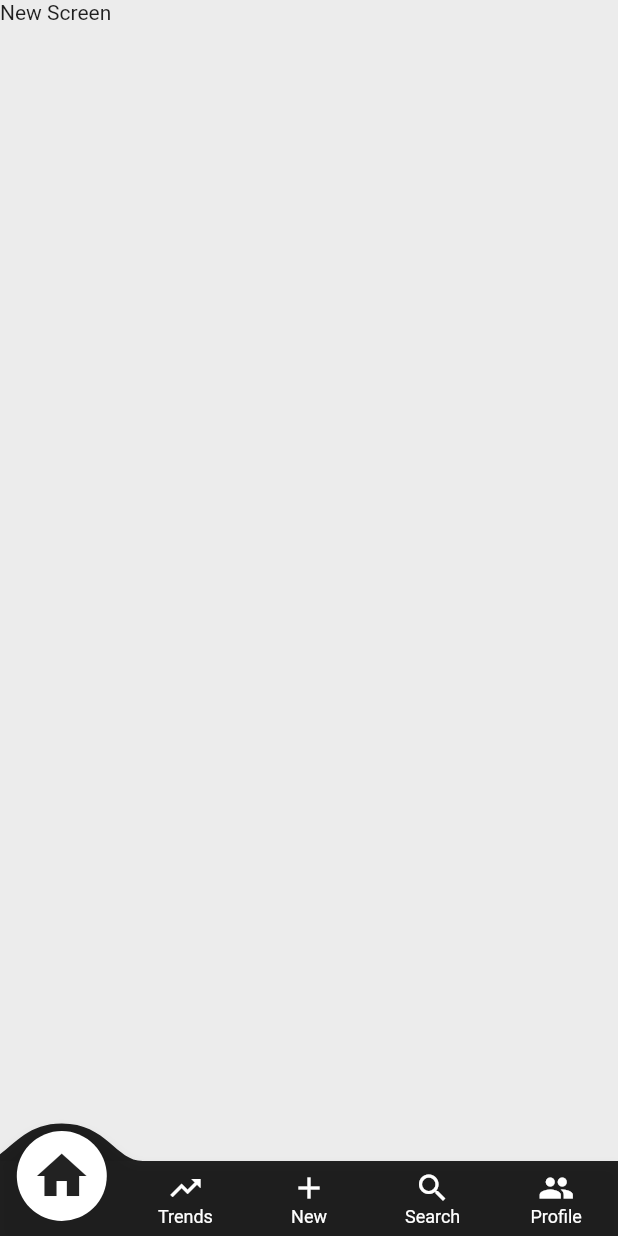
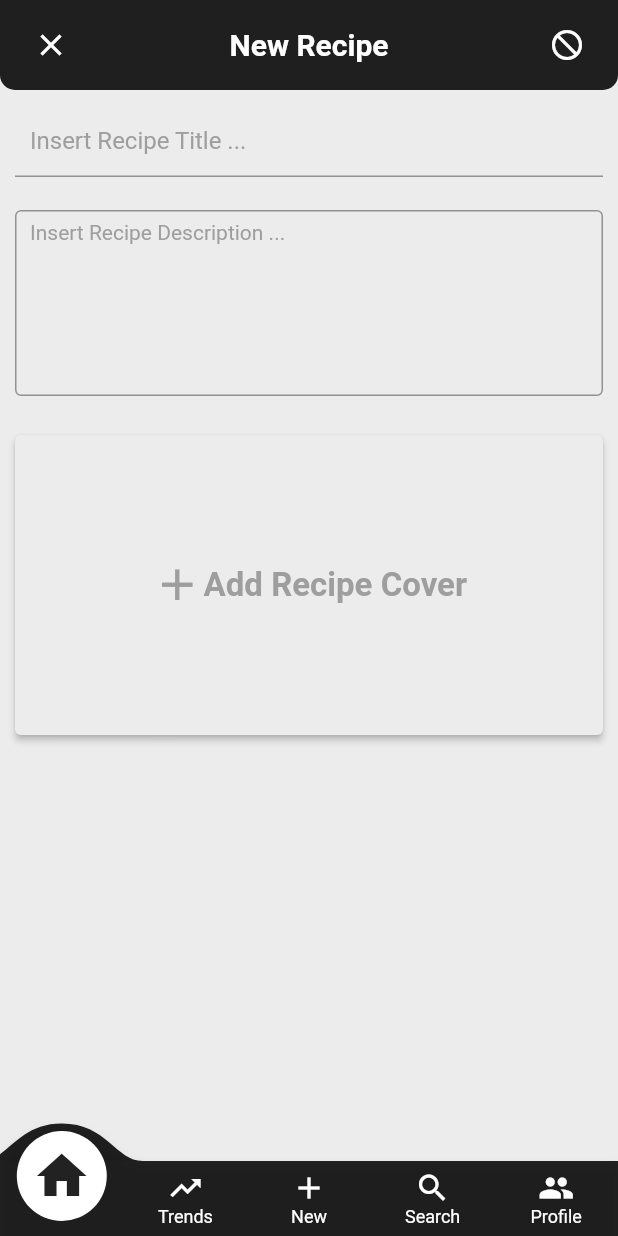
Before and after one commit to kahtooei/sharecipe, a Flutter app: the screen it shows after launch, swiped to page 3, on a phone screen of 412 x 824 dp. Run offline on Flutter 3.47's test engine with Material 2 defaults, Android fonts, the light colour scheme and no system bars; drawn by our look-alikes of convex_bottom_bar; our stand-ins replace bloc, equatable, file_picker, flutter_bloc, get_it, shared_preferences; network calls fail.

Commit message:
add new recipe p1

```diff
--- /dev/null
+++ b/lib/core/params/category_params.dart
@@ -0,0 +1,6 @@
+class CategoryParams {
+  final int id;
+  final String name;
+  final String cover;
+  CategoryParams({required this.id, required this.name, required this.cover});
+}
--- /dev/null
+++ b/lib/feature/new/domain/entities/ingredient_entity.dart
@@ -0,0 +1,11 @@
+import 'package:equatable/equatable.dart';
+
+abstract class IngredientEntity extends Equatable {
+  int? id;
+  String? name;
+  String? description;
+  String? cover;
+  int? category;
+  IngredientEntity(
+      {this.id, this.name, this.description, this.cover, this.category});
+}
--- /dev/null
+++ b/lib/feature/new/presentation/bloc/new_bloc_bloc.dart
@@ -0,0 +1,31 @@
+import 'package:bloc/bloc.dart';
+import 'package:equatable/equatable.dart';
+import 'package:sharecipe/feature/new/domain/entities/ingredient_entity.dart';
+
+part 'new_bloc_event.dart';
+part 'new_bloc_state.dart';
+
+class NewBlocBloc extends Bloc<NewBlocEvent, NewBlocState> {
+  NewBlocBloc()
+      : super(const NewBlocState(
+            selectedImgPath: '',
+            title: '',
+            description: '',
+            ingredientsList: [],
+            selectedIngredients: [])) {
+    on<NewBlocEvent>((event, emit) {
+      switch (event.runtimeType) {
+        case updateTitle:
+          emit(state.copyWith(newTitle: (event as updateTitle).title));
+          break;
+        case updateDescription:
+          emit(state.copyWith(
+              newDescription: (event as updateDescription).description));
+          break;
+        case updateSelectedImg:
+          emit(state.copyWith(newImgPath: (event as updateSelectedImg).path));
+          break;
+      }
+    });
+  }
+}
--- /dev/null
+++ b/lib/feature/new/presentation/bloc/new_bloc_event.dart
@@ -0,0 +1,28 @@
+part of 'new_bloc_bloc.dart';
+
+abstract class NewBlocEvent extends Equatable {
+  const NewBlocEvent();
+
+  @override
+  List<Object> get props => [];
+}
+
+class updateTitle extends NewBlocEvent {
+  final String title;
+  updateTitle(this.title);
+}
+
+class updateDescription extends NewBlocEvent {
+  final String description;
+  updateDescription(this.description);
+}
+
+class updateSelectedImg extends NewBlocEvent {
+  final String path;
+  updateSelectedImg(this.path);
+}
+
+class getIngredientCategory extends NewBlocEvent {
+  final int categoryID;
+  getIngredientCategory({required this.categoryID});
+}
--- /dev/null
+++ b/lib/feature/new/presentation/bloc/new_bloc_state.dart
@@ -0,0 +1,41 @@
+part of 'new_bloc_bloc.dart';
+
+class NewBlocState extends Equatable {
+  final String selectedImgPath;
+  final String title;
+  final String description;
+  final List<IngredientEntity> ingredientsList;
+  final List<IngredientEntity> selectedIngredients;
+  const NewBlocState({
+    required this.selectedImgPath,
+    required this.title,
+    required this.description,
+    required this.ingredientsList,
+    required this.selectedIngredients,
+  });
+
+  NewBlocState copyWith({
+    String? newImgPath,
+    String? newTitle,
+    String? newDescription,
+    List<IngredientEntity>? ingredients,
+    List<IngredientEntity>? selected_ingredients,
+  }) {
+    return NewBlocState(
+        selectedImgPath: newImgPath ?? selectedImgPath,
+        title: newTitle ?? title,
+        description: newDescription ?? description,
+        ingredientsList: ingredients ?? ingredientsList,
+        selectedIngredients: selected_ingredients ?? selectedIngredients);
+  }
+
+  @override
+  // TODO: implement props
+  List<Object?> get props => [
+        selectedImgPath,
+        title,
+        description,
+        ingredientsList,
+        selectedIngredients
+      ];
+}
--- a/lib/feature/new/presentation/screens/new_screen.dart
+++ b/lib/feature/new/presentation/screens/new_screen.dart
@@ -1,12 +1,118 @@
-import 'package:flutter/cupertino.dart';
-import 'package:flutter/src/widgets/container.dart';
-import 'package:flutter/src/widgets/framework.dart';
+import 'dart:io';
+
+import 'package:file_picker/file_picker.dart';
+import 'package:flutter/material.dart';
+import 'package:flutter_bloc/flutter_bloc.dart';
+import 'package:sharecipe/core/utils/constants.dart';
+import 'package:sharecipe/feature/new/presentation/bloc/new_bloc_bloc.dart';
+import 'package:sharecipe/feature/new/presentation/widgets/new_appBar.dart';
 
 class NewScreen extends StatelessWidget {
   const NewScreen({super.key});
 
   @override
   Widget build(BuildContext context) {
-    return const Text("New Screen");
+    return SingleChildScrollView(
+      child: Column(
+        children: [
+          const NewAppBar(),
+          Container(
+            padding: const EdgeInsets.symmetric(horizontal: 10, vertical: 10),
+            width: MediaQuery.of(context).size.width,
+            height: 70,
+            child: TextField(
+              onChanged: (txt) {
+                BlocProvider.of<NewBlocBloc>(context).add(updateTitle(txt));
+              },
+              decoration: const InputDecoration(
+                hintStyle: TextStyle(fontSize: 16, color: Colors.grey),
+                contentPadding:
+                    EdgeInsets.symmetric(horizontal: 10, vertical: 2),
+                hintText: "Insert Recipe Title ...",
+                focusedBorder: OutlineInputBorder(
+                    borderSide: BorderSide(color: Constants.MAIN_COLOR)),
+              ),
+            ),
+          ),
+          Container(
+            padding: const EdgeInsets.symmetric(horizontal: 10, vertical: 10),
+            width: MediaQuery.of(context).size.width,
+            height: 150,
+            child: TextField(
+              maxLines: 6,
+              onChanged: (txt) {
+                BlocProvider.of<NewBlocBloc>(context)
+                    .add(updateDescription(txt));
+              },
+              decoration: const InputDecoration(
+                hintStyle: TextStyle(fontSize: 14, color: Colors.grey),
+                contentPadding:
+                    EdgeInsets.symmetric(horizontal: 10, vertical: 5),
+                hintText: "Insert Recipe Description ...",
+                border: OutlineInputBorder(
+                    borderSide: BorderSide(color: Colors.grey)),
+                focusedBorder: OutlineInputBorder(
+                    borderSide: BorderSide(color: Constants.MAIN_COLOR)),
+              ),
+            ),
+          ),
+          Container(
+              width: MediaQuery.of(context).size.width,
+              height: 200,
+              margin: const EdgeInsets.symmetric(horizontal: 10, vertical: 10),
+              decoration: const BoxDecoration(
+                  borderRadius: BorderRadius.all(Radius.circular(20))),
+              child: ElevatedButton(
+                  style: ElevatedButton.styleFrom(
+                      backgroundColor: Constants.BACKGROUND_COLOR,
+                      foregroundColor: Constants.MAIN_COLOR),
+                  onPressed: () async {
+                    var result = await FilePicker.platform.pickFiles(
+                      type: FileType.custom,
+                      allowedExtensions: ['jpg', 'png', 'jpeg'],
+                    );
+                    if (result != null) {
+                      // File file = File(result.files.single.path!);
+                      // accountImg = result.files.first.bytes!;
+                      //Image.memory(accountImg)
+                      // String name = result.files.single.name;
+                      String path = result.files.single.path!;
+                      // String extentin = result.files.single.extension!;
+                      BlocProvider.of<NewBlocBloc>(context)
+                          .add(updateSelectedImg(path));
+                    }
+                  },
+                  child: BlocBuilder<NewBlocBloc, NewBlocState>(
+                    builder: (context, state) => Center(
+                      child: Visibility(
+                        visible: state.selectedImgPath == '',
+                        replacement: ClipRRect(
+                          borderRadius:
+                              const BorderRadius.all(Radius.circular(15)),
+                          child: Image.file(File(state.selectedImgPath)),
+                        ),
+                        child: Row(
+                          mainAxisAlignment: MainAxisAlignment.center,
+                          children: const [
+                            Icon(
+                              Icons.add,
+                              color: Colors.grey,
+                              size: 35,
+                            ),
+                            Text(
+                              "Add Recipe Cover",
+                              style: TextStyle(
+                                  fontSize: 22,
+                                  fontWeight: FontWeight.bold,
+                                  color: Colors.grey),
+                            )
+                          ],
+                        ),
+                      ),
+                    ),
+                  )))
+        ],
+      ),
+    );
   }
 }
--- /dev/null
+++ b/lib/feature/new/presentation/widgets/new_appBar.dart
@@ -0,0 +1,67 @@
+import 'package:flutter/material.dart';
+import 'package:flutter_bloc/flutter_bloc.dart';
+import 'package:sharecipe/core/utils/constants.dart';
+import 'package:sharecipe/feature/new/presentation/bloc/new_bloc_bloc.dart';
+import 'package:sharecipe/feature/new/presentation/pages/category_ingredients.dart';
+
+class NewAppBar extends StatelessWidget {
+  const NewAppBar({super.key});
+
+  @override
+  Widget build(BuildContext context) {
+    return Container(
+      width: double.infinity,
+      height: 60,
+      decoration: const BoxDecoration(
+          color: Constants.MAIN_COLOR,
+          borderRadius: BorderRadius.only(
+              bottomLeft: Radius.circular(10),
+              bottomRight: Radius.circular(10))),
+      child: Stack(
+        alignment: Alignment.center,
+        children: [
+          const Text(
+            "New Recipe",
+            style: TextStyle(
+                color: Colors.white, fontWeight: FontWeight.w600, fontSize: 20),
+          ),
+          Positioned(
+              right: 10,
+              child: BlocBuilder<NewBlocBloc, NewBlocState>(
+                builder: (context, state) => Visibility(
+                  visible: state.title != "",
+                  replacement: const IconButton(
+                      onPressed: null,
+                      icon: Icon(
+                        Icons.not_interested,
+                        color: Colors.white,
+                      )),
+                  child: IconButton(
+                      onPressed: () {
+                        Navigator.push(
+                            context,
+                            MaterialPageRoute(
+                                builder: (context) =>
+                                    const CategoryIngredients()));
+                      },
+                      icon: const Icon(
+                        Icons.check,
+                        color: Colors.white,
+                      )),
+                ),
+              )),
+          Positioned(
+              left: 10,
+              child: IconButton(
+                  onPressed: () {
+                    // Navigator.pop(context);
+                  },
+                  icon: const Icon(
+                    Icons.close,
+                    color: Colors.white,
+                  ))),
+        ],
+      ),
+    );
+  }
+}
--- a/lib/locator.dart
+++ b/lib/locator.dart
@@ -4,6 +4,7 @@ import 'package:sharecipe/feature/home/data/repository/home_data_repository_iml.
 import 'package:sharecipe/feature/home/domain/repository/home_data_repository.dart';
 import 'package:sharecipe/feature/home/domain/usecase/get_home_data_usecase.dart';
 import 'package:sharecipe/feature/home/presentation/bloc/home_bloc_bloc.dart';
+import 'package:sharecipe/feature/new/presentation/bloc/new_bloc_bloc.dart';
 
 GetIt getIt = GetIt.instance;
 
@@ -20,4 +21,5 @@ setUp() {
 
   //bloc
   getIt.registerSingleton<HomeBlocBloc>(HomeBlocBloc(getIt()));
+  getIt.registerSingleton(NewBlocBloc());
 }
--- a/pubspec.yaml
+++ b/pubspec.yaml
@@ -42,6 +42,9 @@ dependencies:
   http: ^0.13.5
   shared_preferences: ^2.0.15
   get_it: ^7.2.0
+  file_picker: ^5.2.4
+  # file_picker: ^5.2.0+1
+
 
 dev_dependencies:
   flutter_test:
```
Also changed, not shown: lib/feature/new/presentation/pages/add_ingredient_page.dart (added, +34 -0 lines), lib/feature/new/presentation/pages/category_ingredients.dart (added, +131 -0 lines), lib/feature/new/presentation/widgets/add_ingredient_appBar.dart (added, +61 -0 lines), lib/feature/new/presentation/widgets/category_widget.dart (added, +45 -0 lines), lib/main.dart (+24 -10 lines), pubspec.lock, 1 other file.
